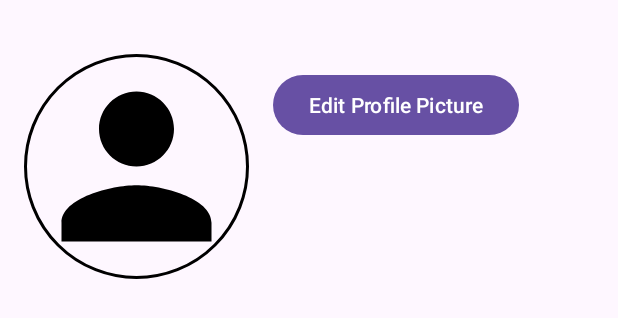
After one commit to CMPUT301W24T16/GenZGPT, an Android app: the layout activity_edit_profile.xml on its own in the app's theme, with its tools: preview values and no code run, on a phone screen of 412 x 824 dp. The commit adds this screen. Shown: the top 318 px of the screen. Run offline under Robolectric (Android 15) with nearby library versions, the phone set to English and light mode, and no system bars.

Commit message:
Adding images to profile

```diff
--- a/app/src/main/AndroidManifest.xml
+++ b/app/src/main/AndroidManifest.xml
@@ -6,7 +6,8 @@
         android:name="android.hardware.camera"
         android:required="true" />
     <uses-permission android:name="android.permission.CAMERA" />
-
+    <uses-permission android:name="android.permission.WRITE_EXTERNAL_STORAGE" />
+    <uses-permission android:name="android.permission.READ_EXTERNAL_STORAGE" />
 
     <application
         android:allowBackup="true"
--- a/app/src/main/java/com/example/genzgpt/MainActivity.java
+++ b/app/src/main/java/com/example/genzgpt/MainActivity.java
@@ -5,8 +5,6 @@ import androidx.appcompat.app.AppCompatActivity;
 import android.os.Bundle;
 
 public class MainActivity extends AppCompatActivity {
-
-    @Override
     protected void onCreate(Bundle savedInstanceState) {
         super.onCreate(savedInstanceState);
         setContentView(R.layout.activity_main);
--- /dev/null
+++ b/app/src/main/res/drawable/default_profile_image.xml
@@ -0,0 +1,5 @@
+<vector android:height="100dp" android:tint="#000000"
+    android:viewportHeight="24" android:viewportWidth="24"
+    android:width="100dp" xmlns:android="http://schemas.android.com/apk/res/android">
+    <path android:fillColor="@android:color/white" android:pathData="M12,12c2.21,0 4,-1.79 4,-4s-1.79,-4 -4,-4 -4,1.79 -4,4 1.79,4 4,4zM12,14c-2.67,0 -8,1.34 -8,4v2h16v-2c0,-2.66 -5.33,-4 -8,-4z"/>
+</vector>
--- /dev/null
+++ b/app/src/main/res/layout/activity_edit_profile.xml
@@ -0,0 +1,33 @@
+<RelativeLayout xmlns:android="http://schemas.android.com/apk/res/android"
+    xmlns:tools="http://schemas.android.com/tools"
+    android:layout_width="match_parent"
+    android:layout_height="match_parent"
+    android:padding="16dp"
+    android:orientation="vertical"
+    tools:context=".MainActivity">
+
+    <LinearLayout
+        android:layout_width="match_parent"
+        android:layout_height="wrap_content">
+
+    <de.hdodenhof.circleimageview.CircleImageView
+        xmlns:app="http://schemas.android.com/apk/res-auto"
+        android:id="@+id/profile_picture_image"
+        android:layout_width="150dp"
+        android:layout_height="150dp"
+        android:src="@drawable/default_profile_image"
+        android:layout_marginTop="20dp"
+        app:civ_border_width="2dp"
+        app:civ_border_color="@color/black"/>
+    <Button
+        android:id="@+id/image_action_button"
+        android:layout_width="wrap_content"
+        android:layout_height="wrap_content"
+        android:gravity="center_vertical"
+        android:layout_marginStart="16dp"
+        android:layout_marginTop="30dp"
+        android:text="@string/edit_profile_picture"
+        />
+    </LinearLayout>
+
+</RelativeLayout>
--- a/app/src/main/res/layout/activity_main.xml
+++ b/app/src/main/res/layout/activity_main.xml
@@ -14,5 +14,5 @@
         app:layout_constraintEnd_toEndOf="parent"
         app:layout_constraintStart_toStartOf="parent"
         app:layout_constraintTop_toTopOf="parent" />
-
+    <include layout="@layout/activity_edit_profile" />
 </androidx.constraintlayout.widget.ConstraintLayout>
--- a/app/src/main/res/values/strings.xml
+++ b/app/src/main/res/values/strings.xml
@@ -3,4 +3,10 @@
     <string name="qr_code_image_desc">QR Code Image</string>
     <string name="save_qr_code">Save</string>
     <string name="cancel_qr_code">Cancel</string>
+    <string name="user_profile_picture">Profile Picture</string>
+    <string name="edit_profile_picture">Edit Profile Picture</string>
+    <string name="menu_addCamera">Add Profile Picture from Camera</string>
+    <string name="menu_addGallery">Add Profile Picture from Gallery</string>
+    <string name="menu_deleteProfile">Delete Profile Picture</string>
+
 </resources>
--- /dev/null
+++ b/app/src/main/res/xml/file_paths.xml
@@ -0,0 +1,6 @@
+<paths xmlns:android="http://schemas.android.com/apk/res/android">
+    <files-path
+        name="camera-photos"
+        path="." >
+    </files-path>
+</paths>
```
Also changed, not shown: app/build.gradle.kts (+10 -0 lines), app/src/main/java/com/example/genzgpt/EditProfile.java (added, +129 -0 lines), app/src/main/res/menu/dropdown_menu.xml (added, +11 -0 lines).
